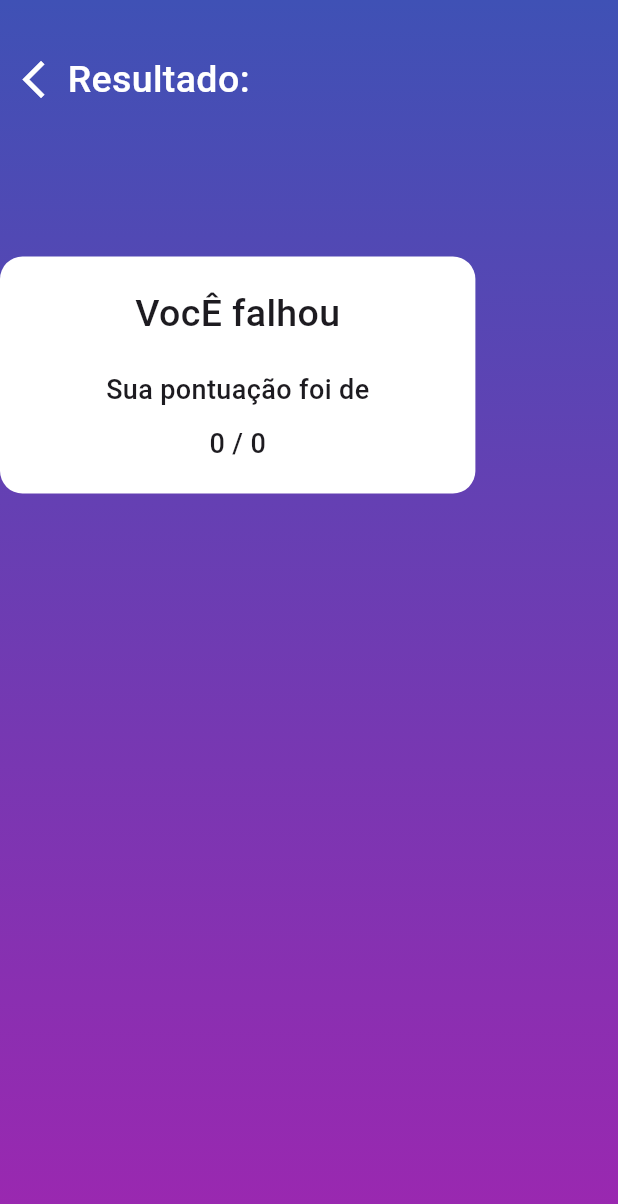
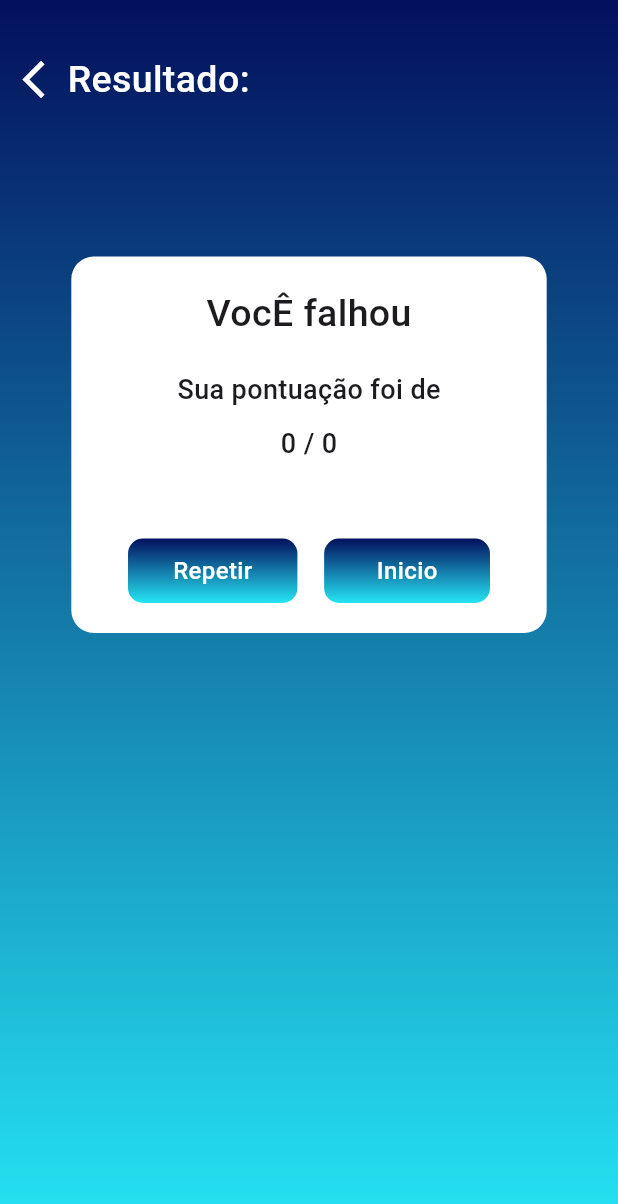
Before and after one commit to WillianSeidel/Miniquiz-Faculdade, a Flutter app: the ResultScreen screen opened directly with empty values, on a phone screen of 412 x 824 dp. Shown: the top 1204 px of the screen. Run offline on Flutter 3.47's test engine with Material 3 defaults, Android fonts, the light colour scheme and no system bars.

Commit message:
feat: correction buttom layout

```diff
--- a/mini_quiz_uninter/lib/Data/data.dart
+++ b/mini_quiz_uninter/lib/Data/data.dart
@@ -19,8 +19,8 @@ class Data {
         Question(
             question: 'Qual animaml',
             options: ['dog', 'car', 'bird', 'onix'],
-            selectedIndex: 0),
-      ])
+            selectedIndex: 3),
+      ]),
     ]),
     Category(name: 'Em Construção', image: 'assets/mta.png', quizSets: []),
     Category(name: 'Em Construção', image: 'assets/mta.png', quizSets: []),
--- a/mini_quiz_uninter/lib/screens/category_set_screen.dart
+++ b/mini_quiz_uninter/lib/screens/category_set_screen.dart
@@ -19,8 +19,8 @@ class CategorySetScreen extends StatelessWidget {
               begin: Alignment.topCenter,
               end: Alignment.bottomCenter,
               colors: [
-                Colors.indigo,
-                Colors.purple,
+                Color.fromARGB(255, 3, 16, 92),
+                Color.fromARGB(255, 37, 229, 243),
               ]),
           borderRadius: BorderRadius.only(
             bottomRight: Radius.circular(0),
--- a/mini_quiz_uninter/lib/screens/home_screen.dart
+++ b/mini_quiz_uninter/lib/screens/home_screen.dart
@@ -16,8 +16,8 @@ class HomeScreen extends StatelessWidget {
                 begin: Alignment.topCenter,
                 end: Alignment.bottomCenter,
                 colors: [
-                  Colors.indigo,
-                  Colors.purple,
+                  Color.fromARGB(255, 3, 16, 92),
+                  Color.fromARGB(255, 37, 229, 243),
                 ]),
             borderRadius: BorderRadius.only(
               bottomRight: Radius.circular(0),
--- a/mini_quiz_uninter/lib/screens/result_screen.dart
+++ b/mini_quiz_uninter/lib/screens/result_screen.dart
@@ -1,5 +1,7 @@
 import 'package:flutter/material.dart';
 import 'package:mini_quiz_uninter/Models/model.dart';
+import 'package:mini_quiz_uninter/main.dart';
+import 'package:mini_quiz_uninter/screens/quiz_screen.dart';
 
 class ResultScreen extends StatelessWidget {
   final int totalQuestions;
@@ -34,8 +36,8 @@ class ResultScreen extends StatelessWidget {
             begin: Alignment.topCenter,
             end: Alignment.bottomCenter,
             colors: [
-              Colors.indigo,
-              Colors.purple,
+              Color.fromARGB(255, 3, 16, 92),
+              Color.fromARGB(255, 37, 229, 243),
             ]),
         borderRadius: BorderRadius.only(
           bottomRight: Radius.circular(0),
@@ -71,7 +73,8 @@ class ResultScreen extends StatelessWidget {
             ),
           ),
           SizedBox(height: 100),
-          Container(
+          Center(
+            child: Container(
               width: MediaQuery.of(context).size.width / 1.3,
               padding: EdgeInsets.all(20),
               decoration: BoxDecoration(
@@ -95,13 +98,79 @@ class ResultScreen extends StatelessWidget {
                   ),
                   SizedBox(height: 10),
                   Text(
-                  '${totalScore} / ${totalQuestions}',
+                    '${totalScore} / ${totalQuestions * 10}',
                     style: TextStyle(
                       fontSize: 18,
                       fontWeight: FontWeight.w500,
                     ),
+                  ),
+                  SizedBox(height: 50),
+                  Row(
+                    mainAxisAlignment: MainAxisAlignment.spaceEvenly,
+                    children: [
+                      InkWell(
+                        onTap: () {
+                          Navigator.push(
+                              context,
+                              MaterialPageRoute(
+                                builder: (context) =>
+                                    QuizScreen(quizSet: quizSet),
+                              ));
+                        },
+                        child: Container(
+                          padding: EdgeInsets.symmetric(
+                              vertical: 10, horizontal: 30),
+                          decoration: BoxDecoration(
+                            borderRadius: BorderRadius.circular(10),
+                            gradient: LinearGradient(
+                                begin: Alignment.topCenter,
+                                end: Alignment.bottomCenter,
+                                colors: [
+                                  Color.fromARGB(255, 3, 16, 92),
+                                  Color.fromARGB(255, 37, 229, 243),
+                                ]),
+                          ),
+                          child: Text('Repetir',
+                              style: TextStyle(
+                                color: Colors.white,
+                                fontSize: 16,
+                                fontWeight: FontWeight.w500,
+                              )),
+                        ),
+                      ),
+                      InkWell(
+                        onTap: () {
+                          Navigator.push(
+                              context,
+                              MaterialPageRoute(
+                                builder: (context) => MyApp(),
+                              ));
+                        },
+                        child: Container(
+                          padding: EdgeInsets.symmetric(
+                              vertical: 10, horizontal: 35),
+                          decoration: BoxDecoration(
+                            borderRadius: BorderRadius.circular(10),
+                            gradient: LinearGradient(
+                                begin: Alignment.topCenter,
+                                end: Alignment.bottomCenter,
+                                colors: [
+                                  Color.fromARGB(255, 3, 16, 92),
+                                  Color.fromARGB(255, 37, 229, 243),
+                                ]),
+                          ),
+                          child: Text('Inicio',
+                              style: TextStyle(
+                                color: Colors.white,
+                                fontSize: 16,
+                                fontWeight: FontWeight.w500,
+                              )),
+                        ),
                       )
                     ],
+                  ),
+                ],
+              ),
             ),
           )
         ],
```
Also changed, not shown: mini_quiz_uninter/lib/screens/quiz_screen.dart (+5 -5 lines), mini_quiz_uninter/lib/screens/welcome_screen.dart (+7 -8 lines). Lines whose indentation alone changed are shown as unchanged.
